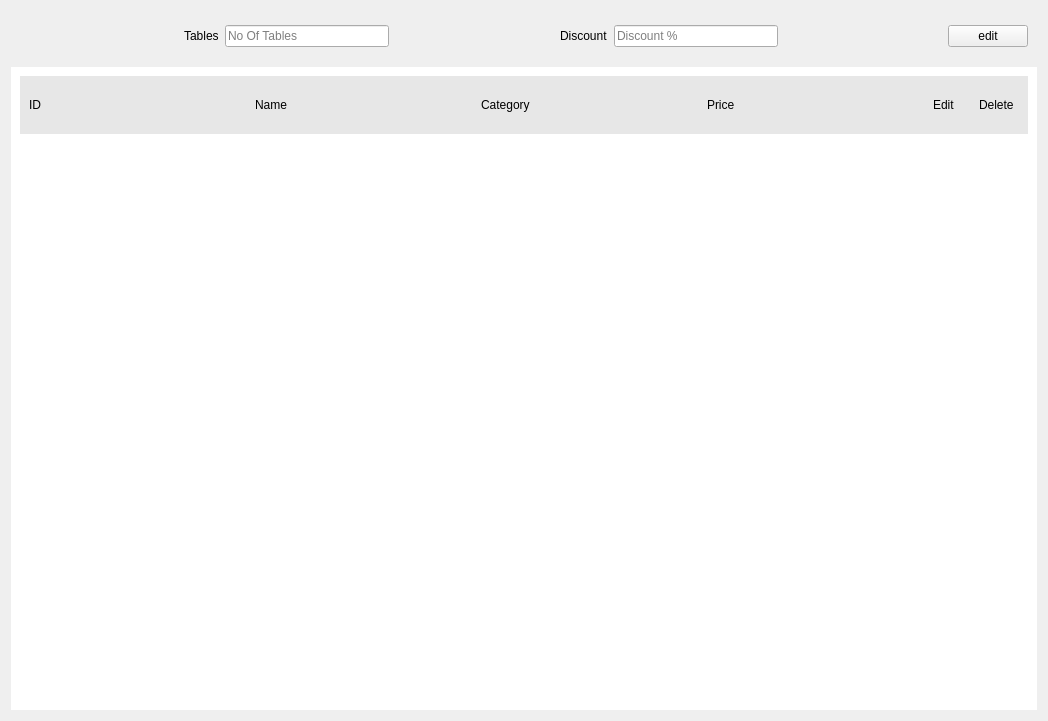
Before: the Qt Designer form ui/menu/adminwidget.ui in Anmol-A-jain/Dyner, drawn with Qt 5.
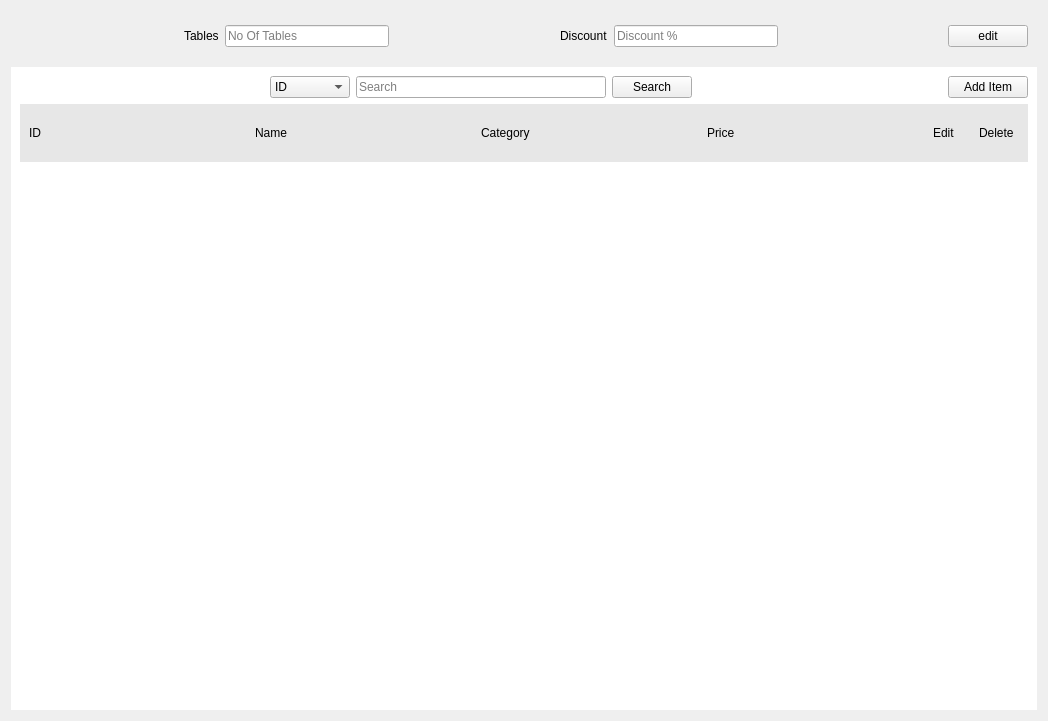
After: the same form once the commit is applied.

Commit message: Added dialog to add menu item and xml access functionality

Patch:
```diff
--- a/ui/menu/adminwidget.ui
+++ b/ui/menu/adminwidget.ui
@@ -19,6 +19,9 @@
   <layout class="QVBoxLayout" name="verticalLayout_2">
    <item>
     <layout class="QVBoxLayout" name="verticalLayout">
+     <property name="bottomMargin">
+      <number>0</number>
+     </property>
      <item>
       <widget class="QWidget" name="upperMenu" native="true">
        <property name="minimumSize">
@@ -126,6 +129,81 @@
 }</string>
        </property>
        <layout class="QVBoxLayout" name="verticalLayout_3">
+        <item>
+         <layout class="QHBoxLayout" name="horizontalLayout_7">
+          <item>
+           <spacer name="horizontalSpacer_3">
+            <property name="orientation">
+             <enum>Qt::Horizontal</enum>
+            </property>
+            <property name="sizeHint" stdset="0">
+             <size>
+              <width>40</width>
+              <height>20</height>
+             </size>
+            </property>
+           </spacer>
+          </item>
+          <item>
+           <widget class="QComboBox" name="menuColumn">
+            <item>
+             <property name="text">
+              <string>ID</string>
+             </property>
+            </item>
+            <item>
+             <property name="text">
+              <string>Name</string>
+             </property>
+            </item>
+            <item>
+             <property name="text">
+              <string>Category</string>
+             </property>
+            </item>
+            <item>
+             <property name="text">
+              <string>Price</string>
+             </property>
+            </item>
+           </widget>
+          </item>
+          <item>
+           <widget class="QLineEdit" name="SearchTextBox">
+            <property name="placeholderText">
+             <string>Search</string>
+            </property>
+           </widget>
+          </item>
+          <item>
+           <widget class="QPushButton" name="SearchButton">
+            <property name="text">
+             <string>Search</string>
+            </property>
+           </widget>
+          </item>
+          <item>
+           <spacer name="horizontalSpacer_5">
+            <property name="orientation">
+             <enum>Qt::Horizontal</enum>
+            </property>
+            <property name="sizeHint" stdset="0">
+             <size>
+              <width>40</width>
+              <height>20</height>
+             </size>
+            </property>
+           </spacer>
+          </item>
+          <item>
+           <widget class="QPushButton" name="AddItem">
+            <property name="text">
+             <string>Add Item</string>
+            </property>
+           </widget>
+          </item>
+         </layout>
+        </item>
         <item>
          <widget class="QWidget" name="horizontalWidget" native="true">
           <property name="styleSheet">
@@ -133,6 +211,9 @@
 background-color: rgb(231, 231, 231);</string>
           </property>
           <layout class="QHBoxLayout" name="horizontalLayout_2">
+           <property name="topMargin">
+            <number>9</number>
+           </property>
            <item>
             <widget class="QLabel" name="label_id">
              <property name="text">
```
Left out of the diff: 13 changed lines with no effect on the pictures. The commit also changes 12 other files.
